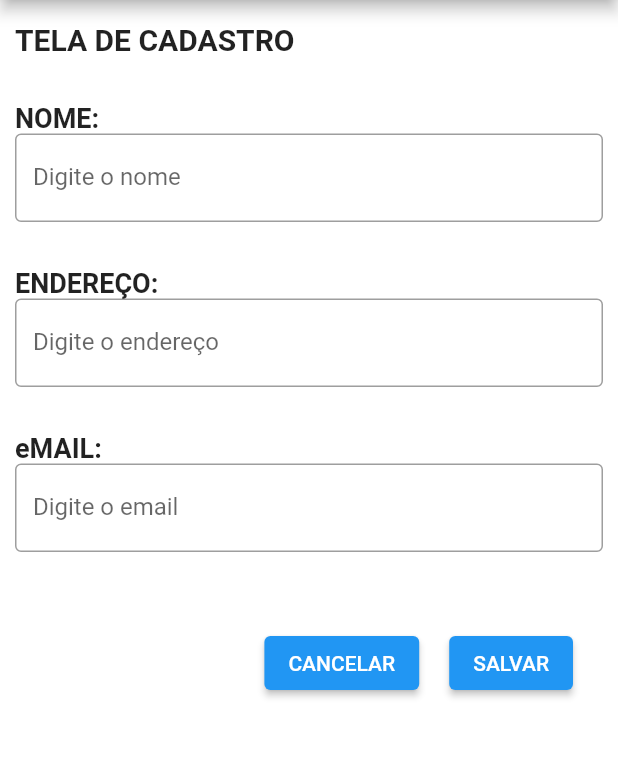
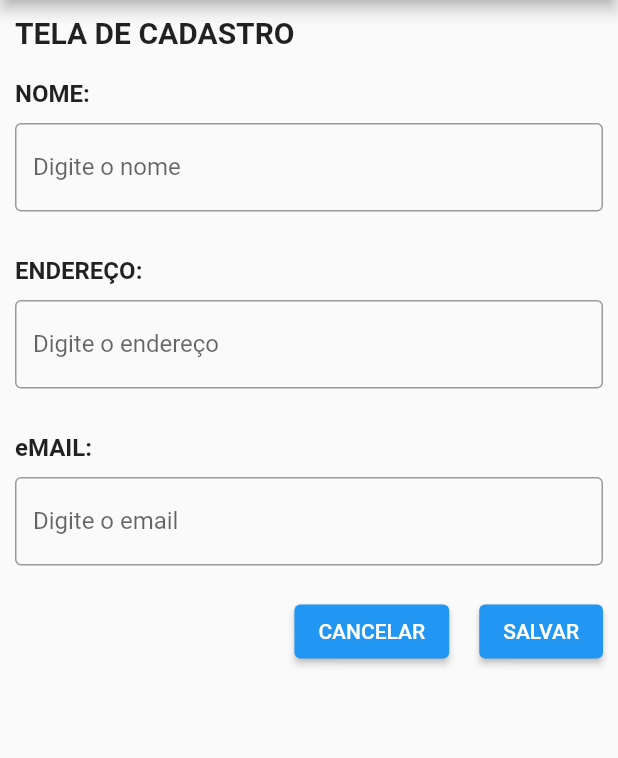
Before and after one commit to JosePicharillo/exercise_flutter_ui, a Flutter app: the screen it shows after launch, on a phone screen of 412 x 824 dp, the part 84-842 px from its top. Run offline on Flutter 3.47's test engine with Material 2 defaults, Android fonts, the phone set to English and light mode, and no system bars; Roboto replaces fonts that are missing (Arial).

Commit message:
Melhorias Layout

```diff
--- a/lib/ui/cadastro.dart
+++ b/lib/ui/cadastro.dart
@@ -2,15 +2,15 @@ import 'package:flutter/material.dart';
 
 class Cadastro extends StatelessWidget {
 
-  TextStyle ts20Black = const TextStyle(
+  TextStyle styleText20 = const TextStyle(
     fontSize: 20.0,
     decoration: TextDecoration.none,
     fontFamily: 'Arial',
     fontWeight: FontWeight.bold,
   );
 
-  TextStyle ts18 = const TextStyle(
-    fontSize: 18.0,
+  TextStyle styleText16 = const TextStyle(
+    fontSize: 16.0,
     decoration: TextDecoration.none,
     fontFamily: 'Arial',
     fontWeight: FontWeight.bold,
@@ -18,121 +18,102 @@ class Cadastro extends StatelessWidget {
 
   @override
   Widget build(BuildContext context) {
-    return Center(
-
-      child: Container(
-        alignment: Alignment.center,
-        padding: const EdgeInsets.only(top: 15.0, left: 10.0, right: 10.0),
-        color: Colors.white,
-        child: Column(
+    return Column(
+      children: <Widget>[
+        Container(
+          alignment: Alignment.topLeft,
+          margin: const EdgeInsets.only(
+            left: 10.0,
+            top: 10.0,
+          ),
+          child: Text(
+            "TELA DE CADASTRO",
+            style: styleText20,
+          ),
+        ),
+        Container(
+          alignment: Alignment.topLeft,
+          margin: const EdgeInsets.only(
+            left: 10.0,
+            top: 20.0,
+          ),
+          child: Text(
+            "NOME:",
+            style: styleText16,
+          ),
+        ),
+        Container(
+          alignment: Alignment.topLeft,
+          margin: EdgeInsets.all(10.0),
+          child: const TextField(
+            decoration: InputDecoration(
+              border: OutlineInputBorder(),
+              labelText: 'Digite o nome',
+            ),
+          ),
+        ),
+        Container(
+          alignment: Alignment.topLeft,
+          margin: const EdgeInsets.only(
+            left: 10.0,
+            top: 20.0,
+          ),
+          child: Text(
+            "ENDEREÇO:",
+            style: styleText16,
+          ),
+        ),
+        Container(
+          alignment: Alignment.topLeft,
+          margin: EdgeInsets.all(10.0),
+          child: const TextField(
+            decoration: InputDecoration(
+              border: OutlineInputBorder(),
+              labelText: 'Digite o endereço',
+            ),
+          ),
+        ),
+        Container(
+          alignment: Alignment.topLeft,
+          margin: const EdgeInsets.only(
+            left: 10.0,
+            top: 20.0,
+          ),
+          child: Text(
+            "eMAIL:",
+            style: styleText16,
+          ),
+        ),
+        Container(
+          alignment: Alignment.topLeft,
+          margin: EdgeInsets.all(10.0),
+          child: const TextField(
+            decoration: InputDecoration(
+              border: OutlineInputBorder(),
+              labelText: 'Digite o email',
+            ),
+          ),
+        ),
+        Row(
           children: <Widget>[
-
-            Row(
-              children: <Widget>[
-                // const SizedBox(height: 50),
-                Expanded(
-                  child: Text(
-                    'TELA DE CADASTRO',
-                    style: ts20Black,
-                  ),
-                ),
-              ],
+            Spacer(),
+            Container(
+              margin: EdgeInsets.all(10.0),
+              child: ElevatedButton(
+                onPressed: () {},
+                child: Text("CANCELAR"),
+              ),
             ),
-            Padding(padding: const EdgeInsets.all(15.0)),
-
-            Row(
-              children: <Widget>[
-                Expanded(
-                  child: Text(
-                    'NOME:',
-                    style: ts18,
-                  ),
-                ),
-              ],
+            Container(
+              margin: EdgeInsets.all(10.0),
+              child: ElevatedButton(
+                onPressed: () {},
+                child: Text("SALVAR"),
+              ),
             ),
-            Row(
-              children: const <Widget>[
-                Expanded(
-                  child: TextField(
-                    decoration:
-                      InputDecoration(border: OutlineInputBorder(),
-                      labelText: 'Digite o nome'),
-                  )
-                ),
-              ],
-            ),
-            const Padding(padding: EdgeInsets.all(15.0)),
-
-            Row(
-              children: <Widget>[
-                Expanded(
-                  child: Text(
-                    'ENDEREÇO:',
-                    style: ts18,
-                  ),
-                ),
-              ],
-            ),
-            Row(
-              children: const <Widget>[
-                Expanded(
-                    child: TextField(
-                      decoration:
-                      InputDecoration(border: OutlineInputBorder(),
-                          labelText: 'Digite o endereço'),
-                    )
-                ),
-              ],
-            ),
-            const Padding(padding: EdgeInsets.all(15.0)),
-
-            Row(
-              children: <Widget>[
-                Expanded(
-                  child: Text(
-                    'eMAIL:',
-                    style: ts18,
-                  ),
-                ),
-              ],
-            ),
-            Row(
-              children: const <Widget>[
-                Expanded(
-                    child: TextField(
-                      decoration:
-                      InputDecoration(border: OutlineInputBorder(),
-                          labelText: 'Digite o email'),
-                    )
-                ),
-              ],
-            ),
-
-            Row(
-              children: <Widget>[
-                Spacer(),
-                Container(
-                  margin: const EdgeInsets.only(top: 50.0, right: 20),
-                  child: ElevatedButton(
-                    child: Text("CANCELAR"),
-                    onPressed: () {
-                    },
-                  ),
-                ),
-                Container(
-                  margin: const EdgeInsets.only(top: 50.0, right: 20),
-                  child: ElevatedButton(
-                    child: Text("SALVAR"),
-                    onPressed: () {
-                    },
-                  ),
-                ),
-              ],
-            ),
-
           ],
         ),
-      ),
+      ],
     );
   }
 }
```
